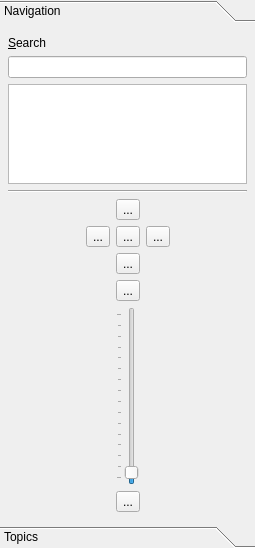
KDE/marble, file src/katlastoolbox.ui: the form before one commit.
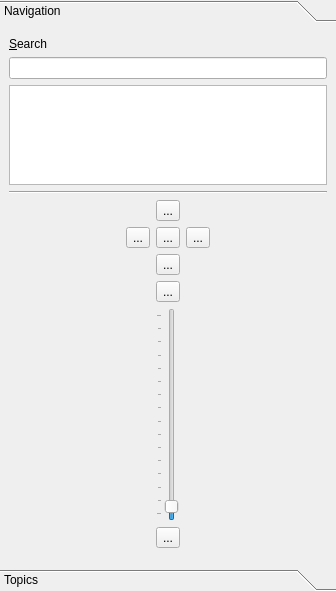
The form after the commit. Icons and pictures are not drawn. Custom widgets are drawn as their Qt base class.

Diff of the .ui file:
```diff
--- a/src/katlastoolbox.ui
+++ b/src/katlastoolbox.ui
@@ -5,8 +5,8 @@
    <rect>
     <x>0</x>
     <y>0</y>
-    <width>255</width>
-    <height>548</height>
+    <width>336</width>
+    <height>591</height>
    </rect>
   </property>
   <property name="sizePolicy" >
@@ -49,7 +49,7 @@
      <property name="minimumSize" >
       <size>
        <width>150</width>
-       <height>380</height>
+       <height>410</height>
       </size>
      </property>
      <property name="currentIndex" >
@@ -60,8 +60,8 @@
        <rect>
         <x>0</x>
         <y>0</y>
-        <width>255</width>
-        <height>486</height>
+        <width>336</width>
+        <height>529</height>
        </rect>
       </property>
       <attribute name="label" >
@@ -69,15 +69,7 @@
       </attribute>
       <layout class="QVBoxLayout" >
        <property name="margin" >
-        <number>8</number>
-       </property>
-       <property name="spacing" >
-        <number>6</number>
-       </property>
-       <item>
-        <layout class="QVBoxLayout" >
-         <property name="margin" >
-          <number>0</number>
+        <number>9</number>
          </property>
          <property name="spacing" >
           <number>6</number>
@@ -201,12 +193,72 @@
              <property name="spacing" >
               <number>6</number>
              </property>
+           <item row="1" column="0" >
+            <widget class="QToolButton" name="moveLeftButton" >
+             <property name="text" >
+              <string>...</string>
+             </property>
+             <property name="icon" >
+              <iconset resource="marble.qrc" >:/icons/back.png</iconset>
+             </property>
+            </widget>
+           </item>
+           <item row="5" column="1" >
+            <widget class="QToolButton" name="zoomOutButton" >
+             <property name="text" >
+              <string>...</string>
+             </property>
+             <property name="icon" >
+              <iconset resource="marble.qrc" >:/icons/viewmag-.png</iconset>
+             </property>
+            </widget>
+           </item>
+           <item row="0" column="1" >
+            <widget class="QToolButton" name="moveUpButton" >
+             <property name="text" >
+              <string>...</string>
+             </property>
+             <property name="icon" >
+              <iconset resource="marble.qrc" >:/icons/up.png</iconset>
+             </property>
+            </widget>
+           </item>
+           <item row="1" column="1" >
+            <widget class="QToolButton" name="goHomeButton" >
+             <property name="text" >
+              <string>...</string>
+             </property>
+             <property name="icon" >
+              <iconset resource="marble.qrc" >:/icons/gohome.png</iconset>
+             </property>
+            </widget>
+           </item>
+           <item row="2" column="1" >
+            <widget class="QToolButton" name="moveDownButton" >
+             <property name="text" >
+              <string>...</string>
+             </property>
+             <property name="icon" >
+              <iconset resource="marble.qrc" >:/icons/down.png</iconset>
+             </property>
+            </widget>
+           </item>
+           <item row="3" column="1" >
+            <widget class="QToolButton" name="zoomInButton" >
+             <property name="text" >
+              <string>...</string>
+             </property>
+             <property name="icon" >
+              <iconset resource="marble.qrc" >:/icons/viewmag+.png</iconset>
+             </property>
+            </widget>
+           </item>
              <item row="4" column="1" >
               <widget class="QSlider" name="zoomSlider" >
                <property name="sizePolicy" >
                 <sizepolicy>
                  <hsizetype>1</hsizetype>
-                 <vsizetype>3</vsizetype>
+               <vsizetype>7</vsizetype>
                  <horstretch>0</horstretch>
                  <verstretch>0</verstretch>
                 </sizepolicy>
@@ -234,63 +286,27 @@
                </property>
               </widget>
              </item>
-             <item row="0" column="1" >
-              <widget class="QToolButton" name="moveUpButton" >
-               <property name="text" >
-                <string>...</string>
-               </property>
-               <property name="icon" >
-                <iconset resource="marble.qrc" >:/icons/up.png</iconset>
-               </property>
-              </widget>
-             </item>
-             <item row="1" column="0" >
-              <widget class="QToolButton" name="moveLeftButton" >
-               <property name="text" >
-                <string>...</string>
-               </property>
-               <property name="icon" >
-                <iconset resource="marble.qrc" >:/icons/back.png</iconset>
-               </property>
-              </widget>
-             </item>
-             <item row="5" column="1" >
-              <widget class="QToolButton" name="zoomOutButton" >
-               <property name="text" >
-                <string>...</string>
-               </property>
-               <property name="icon" >
-                <iconset resource="marble.qrc" >:/icons/viewmag-.png</iconset>
-               </property>
-              </widget>
-             </item>
-             <item row="3" column="1" >
-              <widget class="QToolButton" name="zoomInButton" >
-               <property name="text" >
-                <string>...</string>
-               </property>
-               <property name="icon" >
-                <iconset resource="marble.qrc" >:/icons/viewmag+.png</iconset>
-               </property>
-              </widget>
-             </item>
-             <item row="2" column="1" >
-              <widget class="QToolButton" name="moveDownButton" >
-               <property name="text" >
-                <string>...</string>
-               </property>
-               <property name="icon" >
-                <iconset resource="marble.qrc" >:/icons/down.png</iconset>
-               </property>
-              </widget>
-             </item>
-             <item row="1" column="1" >
-              <widget class="QToolButton" name="goHomeButton" >
-               <property name="text" >
-                <string>...</string>
-               </property>
-               <property name="icon" >
-                <iconset resource="marble.qrc" >:/icons/gohome.png</iconset>
+           <item row="6" column="1" >
+            <widget class="QFrame" name="m_pSpacerFrame" >
+             <property name="sizePolicy" >
+              <sizepolicy>
+               <hsizetype>5</hsizetype>
+               <vsizetype>0</vsizetype>
+               <horstretch>0</horstretch>
+               <verstretch>0</verstretch>
+              </sizepolicy>
+             </property>
+             <property name="minimumSize" >
+              <size>
+               <width>16</width>
+               <height>0</height>
+              </size>
+             </property>
+             <property name="frameShape" >
+              <enum>QFrame::NoFrame</enum>
+             </property>
+             <property name="frameShadow" >
+              <enum>QFrame::Plain</enum>
                </property>
               </widget>
              </item>
@@ -325,8 +341,6 @@
           </layout>
          </item>
         </layout>
-       </item>
-      </layout>
      </widget>
      <widget class="QWidget" name="toolBoxTab2" >
       <property name="geometry" >
@@ -361,16 +375,16 @@
   </layout>
  </widget>
  <customwidgets>
-  <customwidget>
-   <class>SearchListView</class>
-   <extends>QListView</extends>
-   <header>searchlistview.h</header>
-  </customwidget>
   <customwidget>
    <class>KAtlasThemeSelectView</class>
    <extends>QListView</extends>
    <header>katlasthemeselectview.h</header>
   </customwidget>
+  <customwidget>
+   <class>SearchListView</class>
+   <extends>QListView</extends>
+   <header>searchlistview.h</header>
+  </customwidget>
  </customwidgets>
  <tabstops>
   <tabstop>searchLineEdit</tabstop>
```
Left out of the diff: 4 changed lines with no effect on the pictures. Lines whose indentation alone changed are shown as unchanged.
